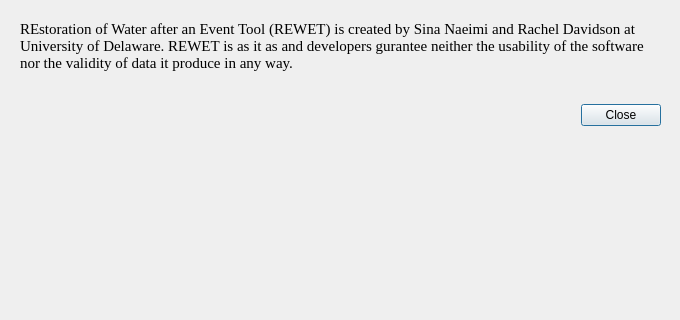
Before: the Qt Designer form modules/systemPerformance/REWET/REWET/GUI/Main_Help_Window.ui in NHERI-SimCenter/SimCenterBackendApplications, drawn with Qt 5.
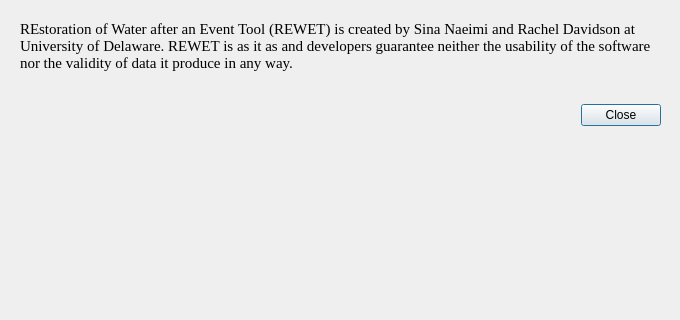
After: the same form once the commit is applied. Icons and pictures are not drawn.

```diff
--- a/modules/systemPerformance/REWET/REWET/GUI/Main_Help_Window.ui
+++ b/modules/systemPerformance/REWET/REWET/GUI/Main_Help_Window.ui
@@ -44,7 +44,7 @@
        </font>
       </property>
       <property name="text">
-       <string>REstoration of Water after an Event Tool (REWET) is created by Sina Naeimi and Rachel Davidson at University of Delaware. REWET is as it as and developers gurantee neither the usability of the software nor the validity of data it produce in any way.</string>
+       <string>REstoration of Water after an Event Tool (REWET) is created by Sina Naeimi and Rachel Davidson at University of Delaware. REWET is as it as and developers guarantee neither the usability of the software nor the validity of data it produce in any way.</string>
       </property>
       <property name="wordWrap">
        <bool>true</bool>
```
